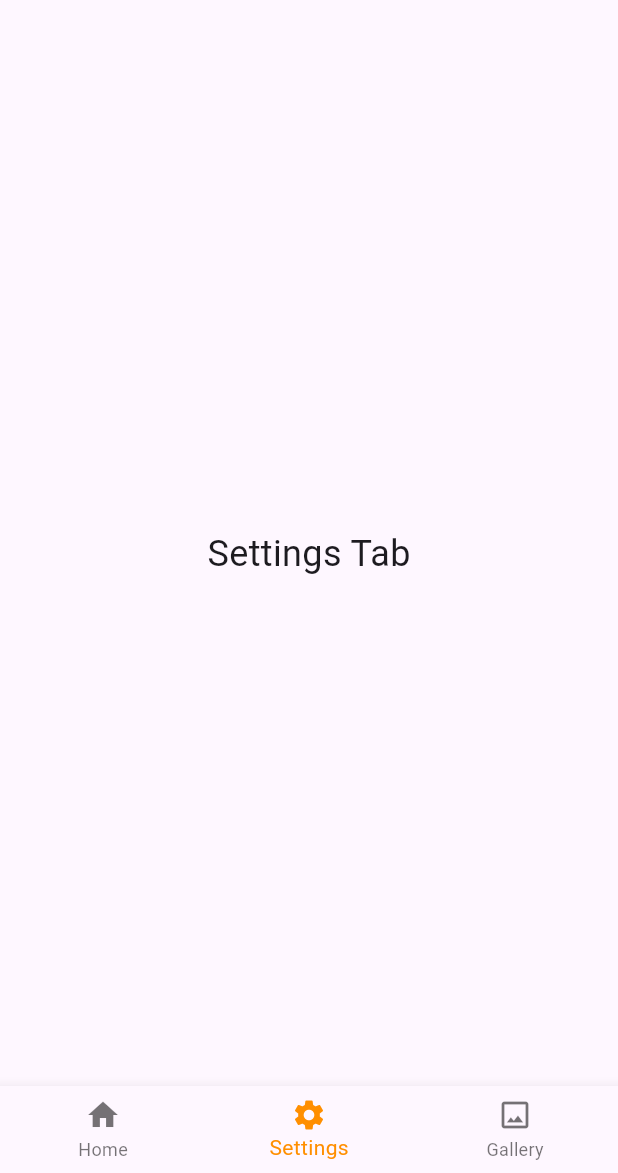
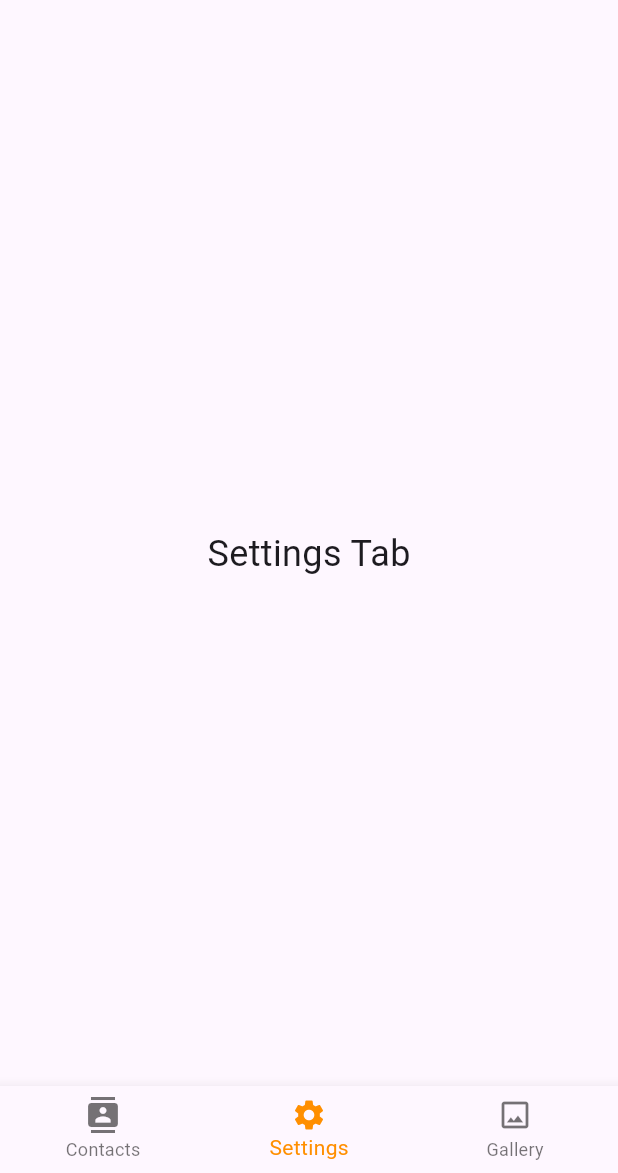
Before and after one commit to enchantee00/MadCamp-week1, a Flutter app: the screen it shows after launch, item 2 of the bottom bar chosen, on a phone screen of 412 x 824 dp, the part 63-1236 px from its top. Run offline on Flutter 3.47's test engine with Material 3 defaults, Android fonts, the phone set to English and light mode, and no system bars; our stand-ins replace contacts_service, permission_handler.

Commit message:
Contacts tab

```diff
--- a/week1_flutter_test/lib/main.dart
+++ b/week1_flutter_test/lib/main.dart
@@ -55,7 +55,7 @@
   int _selectedIndex = 0;
 
   static List<Widget> _widgetOptions = <Widget>[
-    HomeTab(),
+    ContactsTab(),
     SettingsTab(),
     GalleryTab(),
   ];
@@ -78,8 +78,8 @@
       bottomNavigationBar: BottomNavigationBar(
         items: const <BottomNavigationBarItem>[
           BottomNavigationBarItem(
-            icon: Icon(Icons.home),
-            label: 'Home',
+            icon: Icon(Icons.contacts),
+            label: 'Contacts',
           ),
           BottomNavigationBarItem(
             icon: Icon(Icons.settings),
--- a/week1_flutter_test/pubspec.yaml
+++ b/week1_flutter_test/pubspec.yaml
@@ -31,6 +31,7 @@ dependencies:
   flutter:
     sdk: flutter
   permission_handler: ^11.3.1
+  contacts_service: ^0.6.1
 
   # The following adds the Cupertino Icons font to your application.
   # Use with the CupertinoIcons class for iOS style icons.
```
Also changed, not shown: week1_flutter_test/lib/contacts_tab.dart (+54 -5 lines), week1_flutter_test/pubspec.lock, 2 other files.
